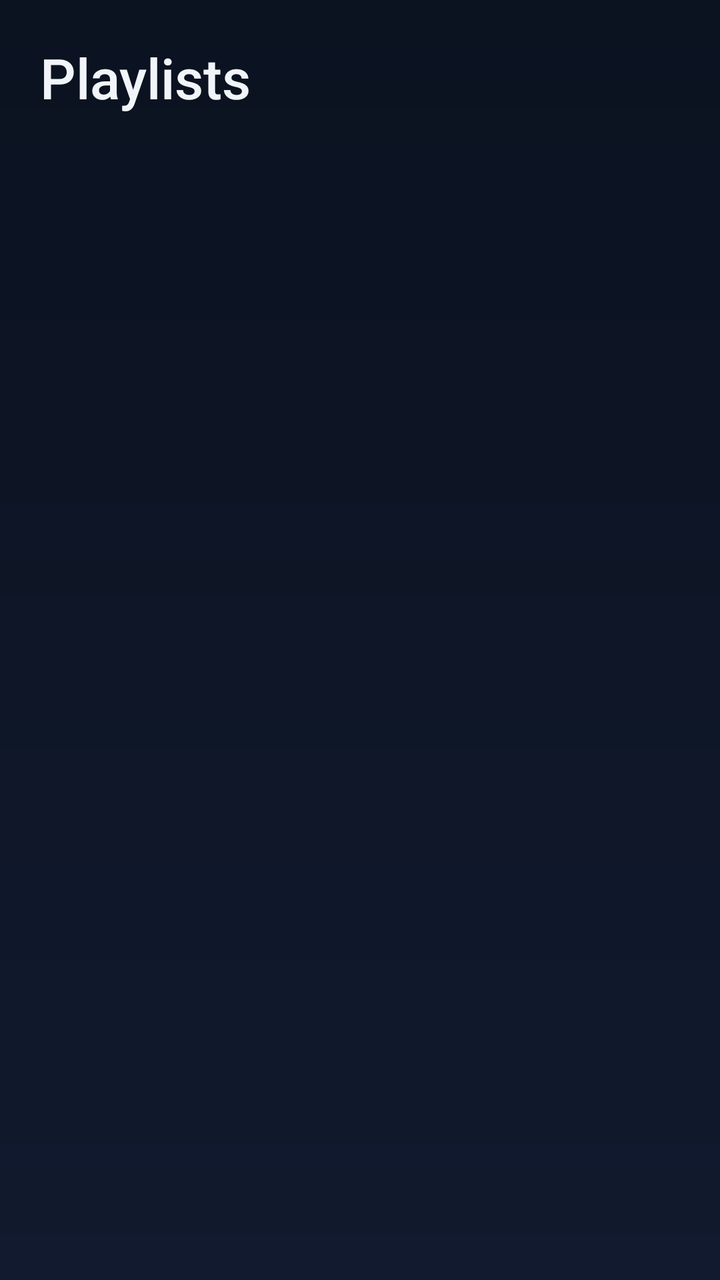
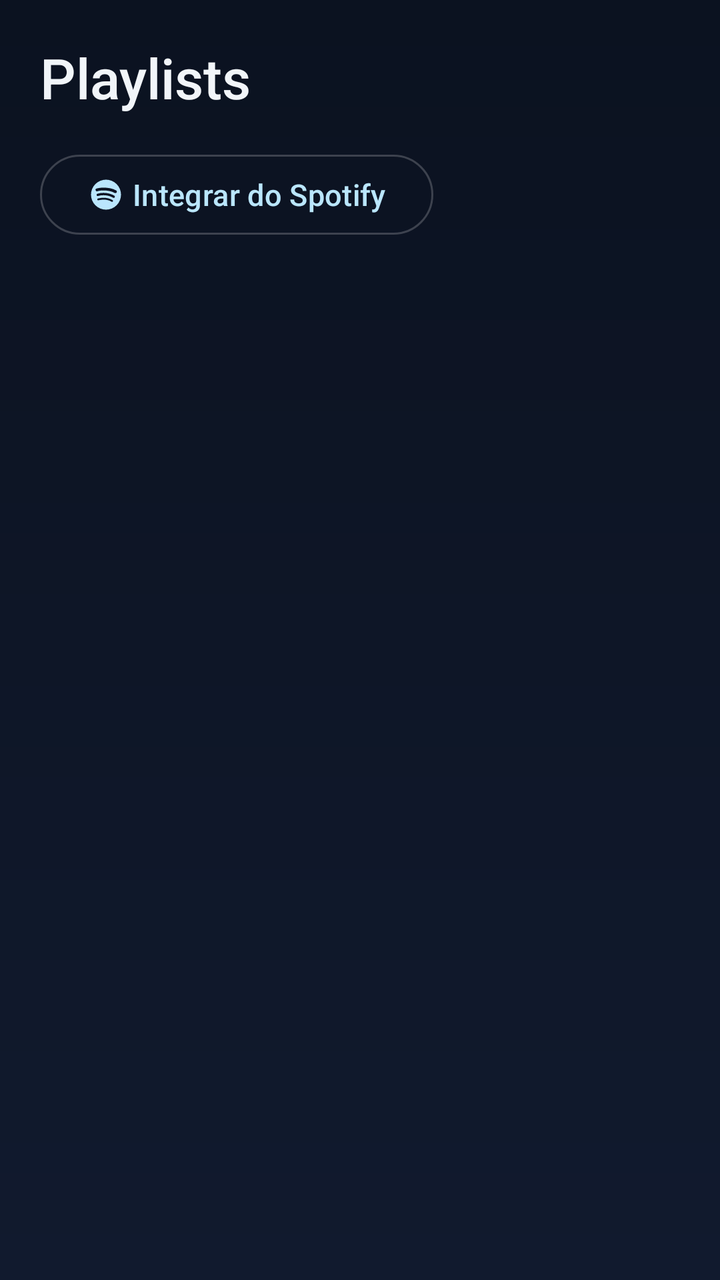

Before-and-after screenshots of an Android layout around one commit, followed by the original layout XML and the change that was made.
<!-- AndroidManifest.xml: application theme Theme.MystMusic -->
<!-- res/layout/fragment_playlists.xml -->
<?xml version="1.0" encoding="utf-8"?>
<androidx.core.widget.NestedScrollView xmlns:android="http://schemas.android.com/apk/res/android"
    xmlns:app="http://schemas.android.com/apk/res-auto"
    android:layout_width="match_parent"
    android:layout_height="match_parent"
    android:clipToPadding="false"
    android:fillViewport="true">

    <LinearLayout
        android:layout_width="match_parent"
        android:layout_height="wrap_content"
        android:orientation="vertical"
        android:paddingStart="@dimen/screen_margin"
        android:paddingTop="@dimen/screen_margin"
        android:paddingEnd="@dimen/screen_margin"
        android:paddingBottom="@dimen/content_bottom_padding">

        <TextView
            android:layout_width="wrap_content"
            android:layout_height="wrap_content"
            android:fontFamily="sans-serif-medium"
            android:text="@string/playlists_title"
            android:textColor="@color/text"
            android:textSize="28sp" />

        <include
            android:id="@+id/playlistsState"
            layout="@layout/view_state"
            android:layout_width="match_parent"
            android:layout_height="wrap_content"
            android:layout_marginTop="@dimen/space_xl" />
    </LinearLayout>
</androidx.core.widget.NestedScrollView>
<!-- res/layout/view_state.xml (included above) -->
<?xml version="1.0" encoding="utf-8"?>
<LinearLayout xmlns:android="http://schemas.android.com/apk/res/android"
    xmlns:app="http://schemas.android.com/apk/res-auto"
    android:id="@+id/stateRoot"
    android:layout_width="match_parent"
    android:layout_height="wrap_content"
    android:gravity="center"
    android:orientation="vertical"
    android:padding="@dimen/space_l"
    android:visibility="gone">

    <ImageView
        android:id="@+id/stateIcon"
        android:layout_width="48dp"
        android:layout_height="48dp"
        android:contentDescription="@null"
        android:src="@drawable/ic_cloud_off"
        app:tint="@color/text_dim" />

    <TextView
        android:id="@+id/stateTitle"
        android:layout_width="wrap_content"
        android:layout_height="wrap_content"
        android:layout_marginTop="@dimen/space_m"
        android:fontFamily="sans-serif-medium"
        android:text="@string/state_empty"
        android:textColor="@color/text"
        android:textSize="@dimen/text_body" />

    <TextView
        android:id="@+id/stateSubtitle"
        android:layout_width="wrap_content"
        android:layout_height="wrap_content"
        android:layout_marginTop="@dimen/space_xs"
        android:gravity="center"
        android:textColor="@color/text_dim"
        android:textSize="@dimen/text_small"
        android:visibility="gone" />

    <com.google.android.material.button.MaterialButton
        android:id="@+id/stateRetry"
        style="@style/Widget.MystMusic.Button.Secondary"
        android:layout_width="wrap_content"
        android:layout_height="wrap_content"
        android:layout_marginTop="@dimen/space_m"
        android:text="@string/state_retry"
        android:visibility="gone" />
</LinearLayout>
<!-- resources referenced by this layout -->
<resources>
  <color name="text">#F1F5F9</color>
  <color name="text_dim">#94A3B8</color>
  <dimen name="content_bottom_padding">112dp</dimen>
  <dimen name="screen_margin">20dp</dimen>
  <dimen name="space_l">24dp</dimen>
  <dimen name="space_m">16dp</dimen>
  <dimen name="space_xl">32dp</dimen>
  <dimen name="space_xs">4dp</dimen>
  <dimen name="text_body">14sp</dimen>
  <dimen name="text_small">12sp</dimen>
  <string name="playlists_title">Playlists</string>
  <string name="state_empty">Nada por aqui ainda</string>
  <string name="state_retry">Tentar novamente</string>
  <color name="sky_200">#BAE6FD</color>
  <color name="white_20">#33FFFFFF</color>
  <dimen name="text_button">15sp</dimen>
  <dimen name="touch_target">48dp</dimen>
  <color name="sky_400">#38BDF8</color>
  <color name="bg">#0B1220</color>
  <color name="sky_500">#0EA5E9</color>
  <color name="surface">#111A2E</color>
  <color name="error">#F87171</color>
  <!-- drawable bg_app (drawable) -->
  <?xml version="1.0" encoding="utf-8"?>
  <shape xmlns:android="http://schemas.android.com/apk/res/android" android:shape="rectangle">
      <gradient android:angle="270" android:startColor="@color/bg" android:endColor="@color/surface" />
  </shape>
  <style name="ThemeOverlay.MystMusic.Dialog" parent="ThemeOverlay.Material3.MaterialAlertDialog">
          <item name="colorSurface">@color/surface_alt</item>
          <item name="colorOnSurface">@color/text</item>
          <item name="colorPrimary">@color/sky_400</item>
          <item name="android:windowBackground">@color/transparent</item>
      </style>
  <style name="ThemeOverlay.MystMusic.BottomSheet" parent="ThemeOverlay.Material3.BottomSheetDialog">
          <item name="bottomSheetStyle">@style/Widget.MystMusic.BottomSheet</item>
          <item name="android:windowBackground">@color/transparent</item>
      </style>
  <color name="surface_alt">#16223A</color>
  <color name="transparent">#00000000</color>
  <style name="Widget.MystMusic.BottomSheet" parent="Widget.Material3.BottomSheet.Modal">
          <item name="backgroundTint">@color/surface_alt</item>
          <item name="shapeAppearanceOverlay">@style/ShapeAppearance.MystMusic.BottomSheet</item>
      </style>
  <style name="ShapeAppearance.MystMusic.BottomSheet" parent="">
          <item name="cornerFamily">rounded</item>
          <item name="cornerSizeTopLeft">28dp</item>
          <item name="cornerSizeTopRight">28dp</item>
          <item name="cornerSizeBottomLeft">0dp</item>
          <item name="cornerSizeBottomRight">0dp</item>
      </style>
  <!-- unchanged entries left out for length: 4 -->
</resources>

<!-- the commit's change to res/layout/fragment_playlists.xml (unified diff, before → after) -->
@@ -1,19 +1,21 @@
 <?xml version="1.0" encoding="utf-8"?>
-<androidx.core.widget.NestedScrollView xmlns:android="http://schemas.android.com/apk/res/android"
+<androidx.constraintlayout.widget.ConstraintLayout xmlns:android="http://schemas.android.com/apk/res/android"
     xmlns:app="http://schemas.android.com/apk/res-auto"
+    android:id="@+id/playlistsRoot"
     android:layout_width="match_parent"
-    android:layout_height="match_parent"
-    android:clipToPadding="false"
-    android:fillViewport="true">
+    android:layout_height="match_parent">
 
     <LinearLayout
+        android:id="@+id/playlistsHeader"
         android:layout_width="match_parent"
         android:layout_height="wrap_content"
         android:orientation="vertical"
         android:paddingStart="@dimen/screen_margin"
         android:paddingTop="@dimen/screen_margin"
         android:paddingEnd="@dimen/screen_margin"
-        android:paddingBottom="@dimen/content_bottom_padding">
+        app:layout_constraintEnd_toEndOf="parent"
+        app:layout_constraintStart_toStartOf="parent"
+        app:layout_constraintTop_toTopOf="parent">
 
         <TextView
             android:layout_width="wrap_content"
@@ -23,14 +25,121 @@
             android:textColor="@color/text"
             android:textSize="28sp" />
 
+        <com.google.android.material.button.MaterialButton
+            android:id="@+id/spotifyButton"
+            style="@style/Widget.MystMusic.Button.Secondary"
+            android:layout_width="wrap_content"
+            android:layout_height="wrap_content"
+            android:layout_marginTop="@dimen/space_m"
+            android:text="@string/playlists_spotify"
+            app:icon="@drawable/ic_spotify"
+            app:iconGravity="textStart" />
+    </LinearLayout>
+
+    <FrameLayout
+        android:layout_width="0dp"
+        android:layout_height="0dp"
+        app:layout_constraintBottom_toBottomOf="parent"
+        app:layout_constraintEnd_toEndOf="parent"
+        app:layout_constraintStart_toStartOf="parent"
+        app:layout_constraintTop_toBottomOf="@id/playlistsHeader">
+
+        <androidx.recyclerview.widget.RecyclerView
+            android:id="@+id/playlistsList"
+            android:layout_width="match_parent"
+            android:layout_height="match_parent"
+            android:clipToPadding="false"
+            android:overScrollMode="never"
+            android:paddingStart="14dp"
+            android:paddingTop="@dimen/space_m"
+            android:paddingEnd="14dp"
+            android:paddingBottom="@dimen/content_bottom_padding_playing" />
+
+        <com.facebook.shimmer.ShimmerFrameLayout
+            android:id="@+id/playlistsShimmer"
+            android:layout_width="match_parent"
+            android:layout_height="wrap_content"
+            android:paddingStart="14dp"
+            android:paddingTop="@dimen/space_m"
+            android:paddingEnd="14dp"
+            android:visibility="gone"
+            app:shimmer_auto_start="true"
+            app:shimmer_base_color="@color/surface_alt"
+            app:shimmer_highlight_color="@color/surface">
+
+            <LinearLayout
+                android:layout_width="match_parent"
+                android:layout_height="wrap_content"
+                android:orientation="vertical">
+
+                <LinearLayout
+                    android:layout_width="match_parent"
+                    android:layout_height="wrap_content"
+                    android:orientation="horizontal">
+
+                    <include
+                        layout="@layout/item_playlist_skeleton"
+                        android:layout_width="0dp"
+                        android:layout_height="wrap_content"
+                        android:layout_weight="1" />
+
+                    <include
+                        layout="@layout/item_playlist_skeleton"
+                        android:layout_width="0dp"
+                        android:layout_height="wrap_content"
+                        android:layout_marginStart="12dp"
+                        android:layout_weight="1" />
+                </LinearLayout>
+
+                <LinearLayout
+                    android:layout_width="match_parent"
+                    android:layout_height="wrap_content"
+                    android:layout_marginTop="12dp"
+                    android:orientation="horizontal">
+
+                    <include
+                        layout="@layout/item_playlist_skeleton"
+                        android:layout_width="0dp"
+                        android:layout_height="wrap_content"
+                        android:layout_weight="1" />
+
+                    <include
+                        layout="@layout/item_playlist_skeleton"
+                        android:layout_width="0dp"
+                        android:layout_height="wrap_content"
+                        android:layout_marginStart="12dp"
+                        android:layout_weight="1" />
+                </LinearLayout>
+            </LinearLayout>
+        </com.facebook.shimmer.ShimmerFrameLayout>
+
         <include
             android:id="@+id/playlistsState"
             layout="@layout/view_state"
             android:layout_width="match_parent"
             android:layout_height="wrap_content"
-            android:layout_marginTop="@dimen/space_xl" />
-    </LinearLayout>
-</androidx.core.widget.NestedScrollView>
+            android:layout_gravity="center" />
+    </FrameLayout>
+</androidx.constraintlayout.widget.ConstraintLayout>
+<!-- res/layout/item_playlist_skeleton.xml (included above) -->
+<?xml version="1.0" encoding="utf-8"?>
+<LinearLayout xmlns:android="http://schemas.android.com/apk/res/android"
+    android:layout_width="match_parent"
+    android:layout_height="wrap_content"
+    android:orientation="vertical"
+    android:padding="6dp">
+
+    <View
+        android:layout_width="match_parent"
+        android:layout_height="140dp"
+        android:background="@drawable/bg_skeleton" />
+
+    <View
+        android:layout_width="120dp"
+        android:layout_height="14dp"
+        android:layout_marginTop="@dimen/space_s"
+        android:background="@drawable/bg_skeleton" />
+</LinearLayout>
 <!-- res/layout/view_state.xml (included above) -->
 <?xml version="1.0" encoding="utf-8"?>
 <LinearLayout xmlns:android="http://schemas.android.com/apk/res/android"
<!-- resource entries referenced after the edit -->
@@ -2,14 +2,28 @@
 <resources>
   <color name="text">#F1F5F9</color>
   <color name="text_dim">#94A3B8</color>
-  <dimen name="content_bottom_padding">112dp</dimen>
+  <dimen name="content_bottom_padding_playing">168dp</dimen>
   <dimen name="screen_margin">20dp</dimen>
   <dimen name="space_l">24dp</dimen>
   <dimen name="space_m">16dp</dimen>
-  <dimen name="space_xl">32dp</dimen>
+  <dimen name="space_s">8dp</dimen>
   <dimen name="space_xs">4dp</dimen>
   <dimen name="text_body">14sp</dimen>
   <dimen name="text_small">12sp</dimen>
+  <!-- drawable bg_skeleton (drawable) -->
+  <?xml version="1.0" encoding="utf-8"?>
+  <shape xmlns:android="http://schemas.android.com/apk/res/android" android:shape="rectangle">
+      <solid android:color="@color/surface_alt" />
+      <corners android:radius="16dp" />
+  </shape>
+  <!-- drawable ic_spotify (drawable) -->
+  <?xml version="1.0" encoding="utf-8"?>
+  <vector xmlns:android="http://schemas.android.com/apk/res/android"
+      android:width="24dp" android:height="24dp"
+      android:viewportWidth="24" android:viewportHeight="24">
+      <path android:fillColor="#FFFFFFFF" android:pathData="M12 2a10 10 0 1 0 0 20 10 10 0 0 0 0-20zm4.59 14.49a.62.62 0 0 1-.86.21c-2.35-1.44-5.3-1.76-8.79-.96a.62.62 0 1 1-.28-1.21c3.81-.87 7.08-.5 9.72 1.11.3.18.39.57.21.85zm1.22-2.72a.78.78 0 0 1-1.07.26c-2.69-1.65-6.79-2.13-9.97-1.17a.78.78 0 1 1-.45-1.49c3.64-1.1 8.16-.57 11.24 1.32.37.22.49.71.25 1.08zm.11-2.84C14.77 8.99 9.24 8.8 6.35 9.68a.94.94 0 1 1-.54-1.79c3.32-1.01 9.44-.81 13.02 1.31a.94.94 0 0 1-.91 1.64z" />
+  </vector>
+  <string name="playlists_spotify">Integrar do Spotify</string>
   <string name="playlists_title">Playlists</string>
   <string name="state_empty">Nada por aqui ainda</string>
   <string name="state_retry">Tentar novamente</string>
